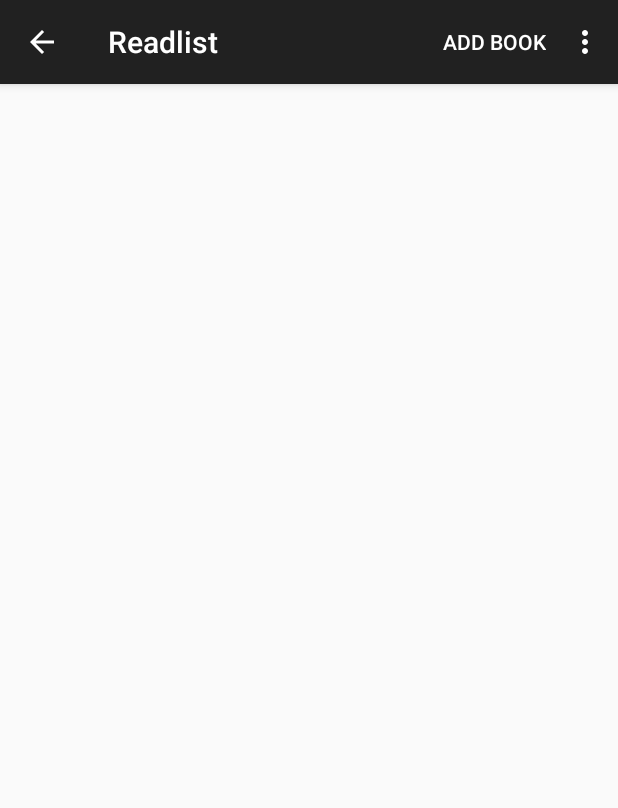
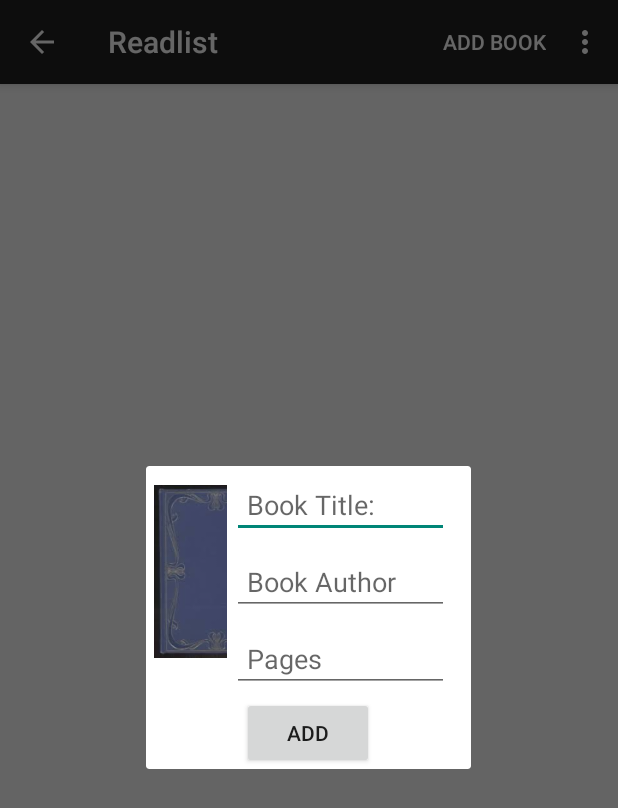
Before and after one commit to stephendiadamo/readlist, an Android app: the screen it shows after launch (MainActivity), in the options menu, after a tap on "Manual Add", on a phone screen of 412 x 824 dp. Shown: the top 808 px of the screen. Run offline under Robolectric (Android 15) with nearby library versions, the phone set to English and light mode, and no system bars; 3 statements that could not run were skipped.

Commit message:
Book features and refactor - Created a check to ensure cover photo URL exists before attempting to load - Added ability to manually add a book

```diff
--- a/app/src/main/java/com/s_diadamo/readlist/book/BookAdapter.java
+++ b/app/src/main/java/com/s_diadamo/readlist/book/BookAdapter.java
@@ -48,8 +48,9 @@ public class BookAdapter extends ArrayAdapter<Book> {
             bookHolder = (BookHolder) row.getTag();
         }
         Book book = books.get(position);
-
-        new DownloadImageTask(bookHolder.bookCover).execute(book.getCoverPictureURL());
+        if (!book.getCoverPictureURL().isEmpty()) {
+            new DownloadImageTask(bookHolder.bookCover).execute(book.getCoverPictureURL());
+        }
         bookHolder.bookTitle.setText(book.getTitle());
         bookHolder.bookAuthor.setText(book.getAuthor());
         bookHolder.currentPage.setText(String.valueOf(book.getCurrentPage()));
--- a/app/src/main/java/com/s_diadamo/readlist/book/BookFragment.java
+++ b/app/src/main/java/com/s_diadamo/readlist/book/BookFragment.java
@@ -123,6 +123,9 @@ public class BookFragment extends Fragment {
         if (id == R.id.add_book) {
             //searchBook();
             return true;
+        } else if (id == R.id.add_book_manually) {
+            BookMenuActions.manuallyAddBook(rootView, bookOperations, bookAdapter);
+            return true;
         }
 
         return super.onOptionsItemSelected(item);
--- a/app/src/main/java/com/s_diadamo/readlist/book/BookMenuActions.java
+++ b/app/src/main/java/com/s_diadamo/readlist/book/BookMenuActions.java
@@ -5,8 +5,11 @@ import android.view.View;
 import android.widget.Button;
 import android.widget.EditText;
 import android.widget.NumberPicker;
+import android.widget.Toast;
 
 import com.s_diadamo.readlist.R;
+
+import java.util.Calendar;
 
 public class BookMenuActions {
 
@@ -71,4 +74,37 @@ public class BookMenuActions {
         });
         setCurrentPageDialog.show();
     }
+
+    public static void manuallyAddBook(View view, final BookOperations bookOperations, final BookAdapter bookAdapter) {
+        final Dialog manuallyAddBookDialog = new Dialog(view.getContext());
+        manuallyAddBookDialog.setContentView(R.layout.dialog_manually_add_book);
+        manuallyAddBookDialog.setTitle("Add New Book");
+
+        final EditText bookTitleEditText = (EditText) manuallyAddBookDialog.findViewById(R.id.manual_add_title);
+        final EditText bookAuthorEditText = (EditText) manuallyAddBookDialog.findViewById(R.id.manual_add_author);
+        final EditText bookPagesEditText = (EditText) manuallyAddBookDialog.findViewById(R.id.manual_add_pages);
+        Button addButton = (Button) manuallyAddBookDialog.findViewById(R.id.manual_add_add_button);
+
+        addButton.setOnClickListener(new View.OnClickListener() {
+            @Override
+            public void onClick(View v) {
+                String bookTitle = bookTitleEditText.getText().toString();
+                String bookAuthor = bookAuthorEditText.getText().toString();
+                String pages = bookPagesEditText.getText().toString();
+
+                if (bookTitle.isEmpty() || bookAuthor.isEmpty() || pages.isEmpty()) {
+                    Toast.makeText(manuallyAddBookDialog.getContext(), "Please fill all information", Toast.LENGTH_LONG).show();
+                } else {
+                    Calendar calendar = Calendar.getInstance();
+                    Book book = new Book(bookTitle, bookAuthor, 0, calendar.getTime().toString(), Integer.parseInt(pages), 0, "", 0, "");
+                    bookAdapter.add(book);
+                    bookAdapter.notifyDataSetChanged();
+                    bookOperations.addBook(book);
+                    manuallyAddBookDialog.dismiss();
+                }
+            }
+        });
+
+        manuallyAddBookDialog.show();
+    }
 }
--- /dev/null
+++ b/app/src/main/res/layout/dialog_manually_add_book.xml
@@ -0,0 +1,71 @@
+<?xml version="1.0" encoding="utf-8"?>
+<LinearLayout xmlns:android="http://schemas.android.com/apk/res/android"
+    android:layout_width="match_parent"
+    android:layout_height="match_parent"
+    android:orientation="vertical">
+
+    <LinearLayout
+        android:layout_width="match_parent"
+        android:layout_height="wrap_content"
+        android:orientation="horizontal"
+        android:weightSum="1.0">
+
+        <LinearLayout
+            android:layout_width="0dp"
+            android:layout_height="wrap_content"
+            android:layout_weight="0.25">
+
+            <ImageView
+                android:layout_width="80dp"
+                android:layout_height="130dp"
+                android:layout_margin="5dp"
+                android:src="@drawable/sample_cover" />
+        </LinearLayout>
+
+        <LinearLayout
+            android:layout_width="0dp"
+            android:layout_height="wrap_content"
+            android:layout_weight=".7"
+            android:orientation="vertical">
+
+            <EditText
+                android:id="@+id/manual_add_title"
+                android:layout_width="fill_parent"
+                android:layout_height="wrap_content"
+                android:layout_margin="3dp"
+                android:hint="@string/book_title"
+                android:padding="10dp" />
+
+            <EditText
+                android:id="@+id/manual_add_author"
+                android:layout_width="fill_parent"
+                android:layout_height="wrap_content"
+                android:layout_margin="3dp"
+                android:hint="@string/book_author"
+                android:padding="10dp" />
+
+            <EditText
+                android:id="@+id/manual_add_pages"
+                android:layout_width="fill_parent"
+                android:layout_height="wrap_content"
+                android:layout_margin="3dp"
+                android:hint="@string/pages"
+                android:inputType="number"
+                android:padding="10dp" />
+        </LinearLayout>
+    </LinearLayout>
+
+    <LinearLayout
+        android:layout_width="match_parent"
+        android:layout_height="wrap_content"
+        android:gravity="center_horizontal">
+
+        <Button
+            android:id="@+id/manual_add_add_button"
+            android:layout_width="wrap_content"
+            android:layout_height="wrap_content"
+            android:text="@string/add" />
+    </LinearLayout>
+
+
+</LinearLayout>
--- a/app/src/main/res/values/strings.xml
+++ b/app/src/main/res/values/strings.xml
@@ -13,7 +13,7 @@
     <string name="navigation_drawer_goals">Goals</string>
     <string name="navigation_drawer_statistics">Statistics</string>
 
-    <!-- Shelf Dialog -->
+
     <string name="navigation_drawer_shelves">Shelves</string>
     <string name="shelf_name">Shelf Name:</string>
     <string name="add">Add</string>
@@ -34,5 +34,7 @@
     <string name="plus_twenty">+20</string>
     <string name="plus_fifty">+50</string>
     <string name="done">Done</string>
+    <string name="book_author">Book Author</string>
+    <string name="pages">Pages</string>
 
 </resources>
```
